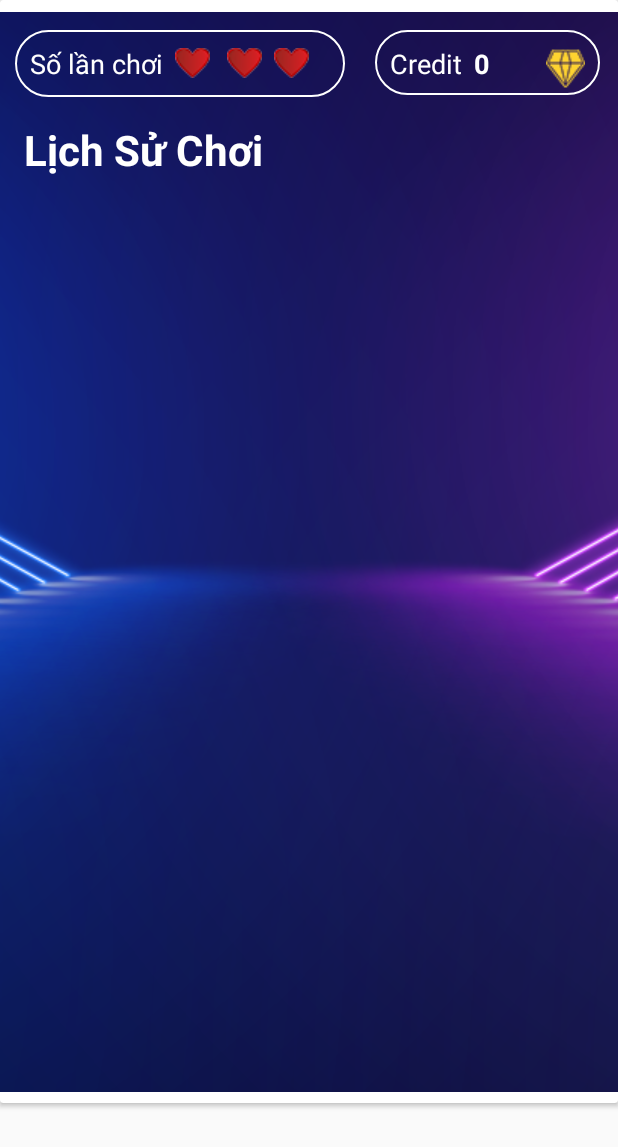
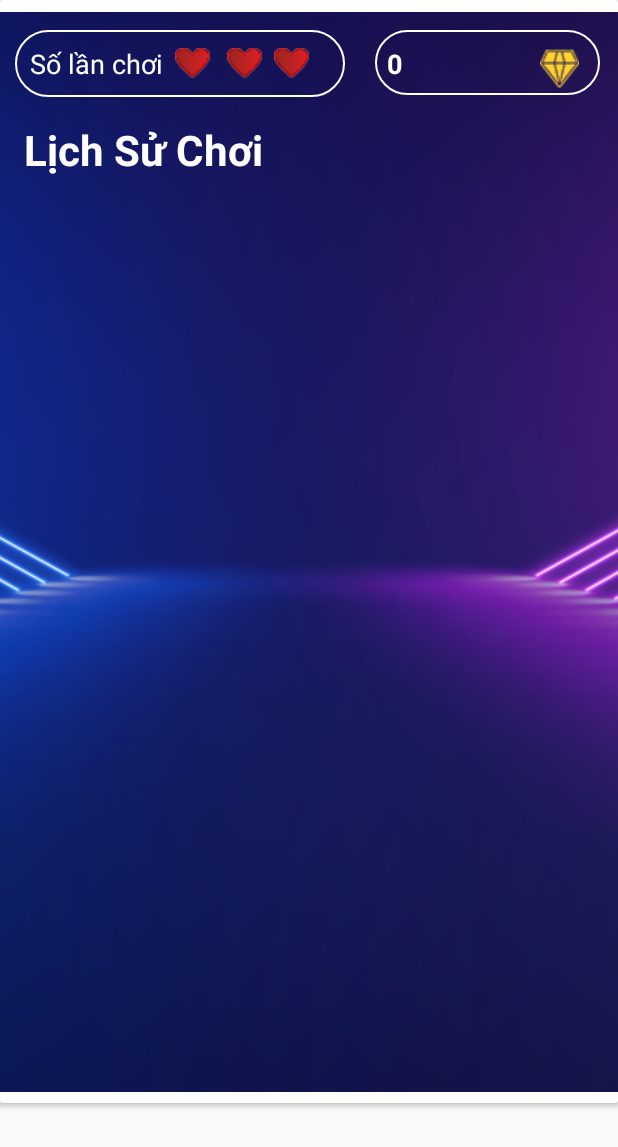
Before and after one commit to anhthi99/DA-Android, an Android app: the LichSuChoi screen opened directly, with no data from a screen before it, on a phone screen of 412 x 824 dp. Shown: the top 1147 px of the screen. Run offline under Robolectric (Android 15) with nearby library versions, the phone set to English and light mode, and no system bars; 4 statements that could not run were skipped.

Commit message:
cập nhật

```diff
--- a/app/src/main/java/com/example/gametraloicauhoi_android/BangXepHang.java
+++ b/app/src/main/java/com/example/gametraloicauhoi_android/BangXepHang.java
@@ -10,6 +10,7 @@ import androidx.recyclerview.widget.RecyclerView;
 
 import android.os.Bundle;
 import android.view.LayoutInflater;
+import android.widget.TextView;
 
 import org.json.JSONArray;
 import org.json.JSONException;
@@ -26,6 +27,7 @@ public class BangXepHang extends AppCompatActivity implements LoaderManager.Load
     private boolean isLastPage = false;
     private int totalPage ;
     private boolean isLoading =false;
+    private TextView tx;
     @Override
     protected void onCreate(Bundle savedInstanceState) {
         super.onCreate(savedInstanceState);
@@ -34,6 +36,8 @@ public class BangXepHang extends AppCompatActivity implements LoaderManager.Load
         this.BXHAdapter = new BangXepHangAdapter(this,arrayList);
         this.recyclerView.setAdapter(BXHAdapter);
         this.recyclerView.setLayoutManager(new LinearLayoutManager(this));
+        tx = findViewById(R.id.txtCreditCLV);
+        tx.setText(String.valueOf(ManHinhChinh.credit));
         loadData(null);
         recyclerView.addOnScrollListener(new RecyclerView.OnScrollListener() {
             @Override
--- a/app/src/main/java/com/example/gametraloicauhoi_android/LichSuChoi.java
+++ b/app/src/main/java/com/example/gametraloicauhoi_android/LichSuChoi.java
@@ -10,6 +10,7 @@ import androidx.recyclerview.widget.RecyclerView;
 
 import android.os.Bundle;
 import android.util.Log;
+import android.widget.TextView;
 
 import org.json.JSONArray;
 import org.json.JSONException;
@@ -25,6 +26,7 @@ public class LichSuChoi extends AppCompatActivity implements LoaderManager.Loade
     private static int curentPage = 1;
     private boolean isLastPage = false;
     private int totalPage ;
+    TextView tx;
     private boolean isLoading =false;
     @Override
     protected void onCreate(Bundle savedInstanceState) {
@@ -34,6 +36,8 @@ public class LichSuChoi extends AppCompatActivity implements LoaderManager.Loade
         this.nguoiChoiAdapter = new LichSuNguoiChoiAdapter(this,arrayList);
         this.recyclerView.setAdapter(nguoiChoiAdapter);
         this.recyclerView.setLayoutManager(new LinearLayoutManager(this));
+        tx = findViewById(R.id.txtCreditCLV);
+        tx.setText(String.valueOf(ManHinhChinh.credit));
         loadData(null);
         recyclerView.addOnScrollListener(new RecyclerView.OnScrollListener() {
             @Override
--- a/app/src/main/java/com/example/gametraloicauhoi_android/NetworkUtils.java
+++ b/app/src/main/java/com/example/gametraloicauhoi_android/NetworkUtils.java
@@ -20,8 +20,8 @@ import java.util.Map;
 
 public class NetworkUtils {
     private static final String LOG_TAG = NetworkUtils.class.getSimpleName();
-    private static final String BASE_URL =  "http://10.0.3.2:8000/api/"; // Genymotion
-   //public static final String BASE_URL =  "http://10.0.2.2:8000/api/"; // AVD
+    //private static final String BASE_URL =  "http://10.0.3.2:8000/api/"; // Genymotion
+   public static final String BASE_URL =  "http://10.0.2.2:8000/api/"; // AVD
 
     static String getJSONPostData(String uri,String data){
         String text = "";
--- a/app/src/main/java/com/example/gametraloicauhoi_android/NguoiChoi.java
+++ b/app/src/main/java/com/example/gametraloicauhoi_android/NguoiChoi.java
@@ -100,7 +100,8 @@ class NguoiChoiAsync{
     private WeakReference<TextView> playerName,txcredit;
     private WeakReference<ImageView> img;
 
-    private final String MAIN_URL = "http://10.0.3.2:8000";
+    //private final String MAIN_URL = "http://10.0.3.2:8000";
+    private final String MAIN_URL = "http://10.0.2.2:8000";
     public NguoiChoiAsync(Context context, TextView playerName, TextView credit, ImageView img){
         _context = context;
         this.playerName = new WeakReference<>(playerName);
--- a/app/src/main/res/layout/activity_lich_su_choi.xml
+++ b/app/src/main/res/layout/activity_lich_su_choi.xml
@@ -41,23 +41,8 @@
                 app:layout_constraintTop_toTopOf="parent">
 
                 <TextView
-                    android:id="@+id/textView2"
-                    android:layout_width="wrap_content"
-                    android:layout_height="21dp"
-                    android:layout_marginTop="10dp"
-                    android:hint="Credit"
-                    android:paddingStart="10dp"
-                    android:textAlignment="textStart"
-                    android:textColor="#fff"
-                    android:textColorHint="#ffff"
-                    android:textSize="18sp"
-                    app:layout_constraintEnd_toEndOf="parent"
-                    app:layout_constraintStart_toEndOf="@+id/soLanChoi"
-                    app:layout_constraintTop_toTopOf="parent" />
-
-                <TextView
                     android:id="@+id/txtCreditCLV"
-                    android:layout_width="wrap_content"
+                    android:layout_width="94dp"
                     android:layout_height="wrap_content"
                     android:layout_marginStart="8dp"
                     android:layout_marginTop="10dp"
```
Also changed, not shown: app/src/main/res/layout/activity_bangxephang.xml (+1 -16 lines).
